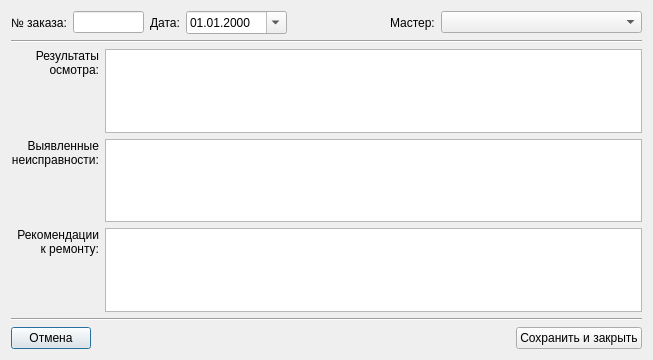
First picture: the form in RepairCenter/editdiagreport.ui, repository Feo-d-oR/YARC, before the edit.
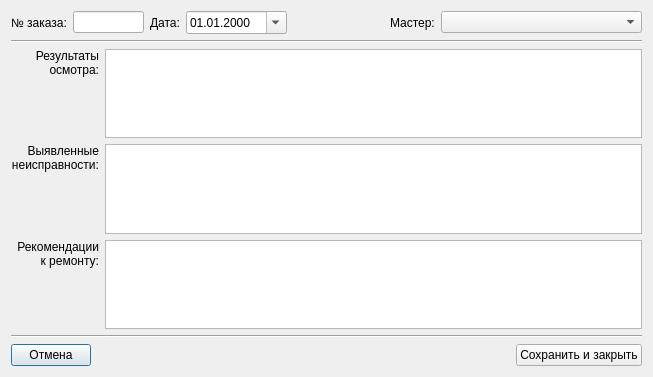
Second picture: the form after the edit. Icons and pictures are not drawn.

Patch:
```diff
--- a/RepairCenter/editdiagreport.ui
+++ b/RepairCenter/editdiagreport.ui
@@ -7,7 +7,7 @@
     <x>0</x>
     <y>0</y>
     <width>653</width>
-    <height>360</height>
+    <height>377</height>
    </rect>
   </property>
   <property name="windowTitle">
```
Left out of the diff: 10 changed lines with no effect on the pictures.
